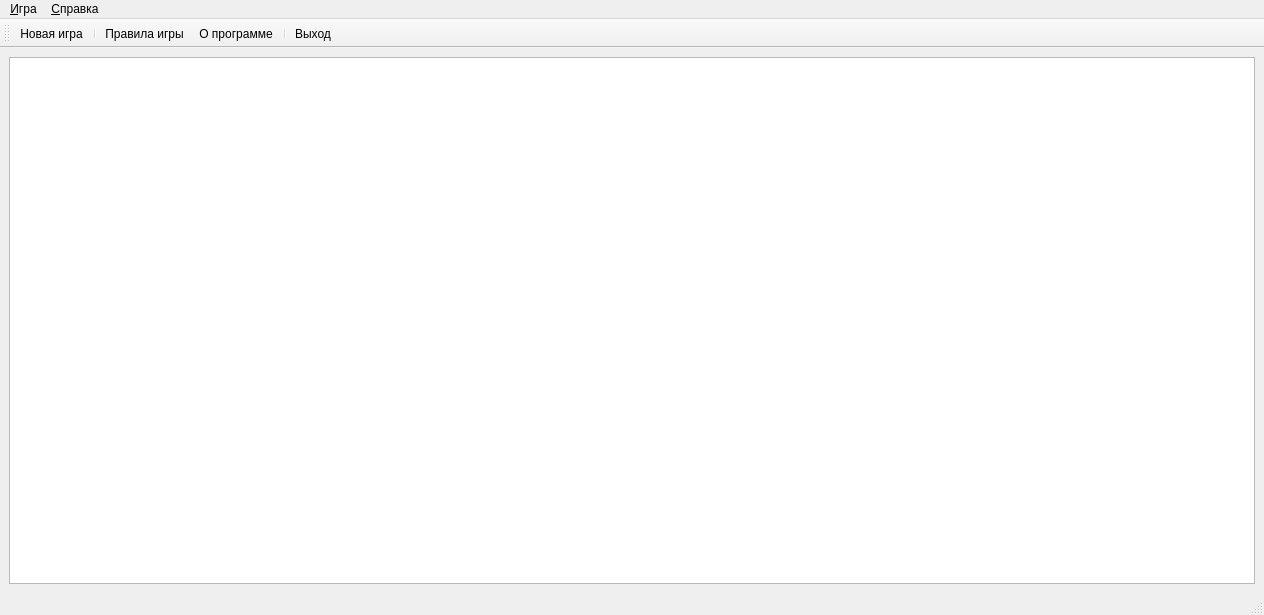
Qt form mainwindow.ui (Horsmir/frog) before a commit.
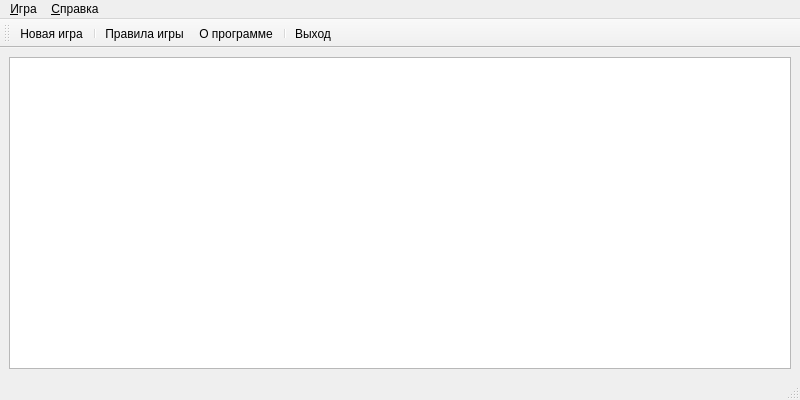
The same form after that commit. Icons and pictures are not drawn.

Diff of the .ui file:
```diff
--- a/mainwindow.ui
+++ b/mainwindow.ui
@@ -6,8 +6,8 @@
    <rect>
     <x>0</x>
     <y>0</y>
-    <width>1264</width>
-    <height>615</height>
+    <width>800</width>
+    <height>400</height>
    </rect>
   </property>
   <property name="baseSize">
@@ -51,7 +51,7 @@
     <rect>
      <x>0</x>
      <y>0</y>
-     <width>1264</width>
+     <width>800</width>
      <height>20</height>
     </rect>
    </property>
```
Left out of the diff: 2 changed lines with no effect on the pictures.
